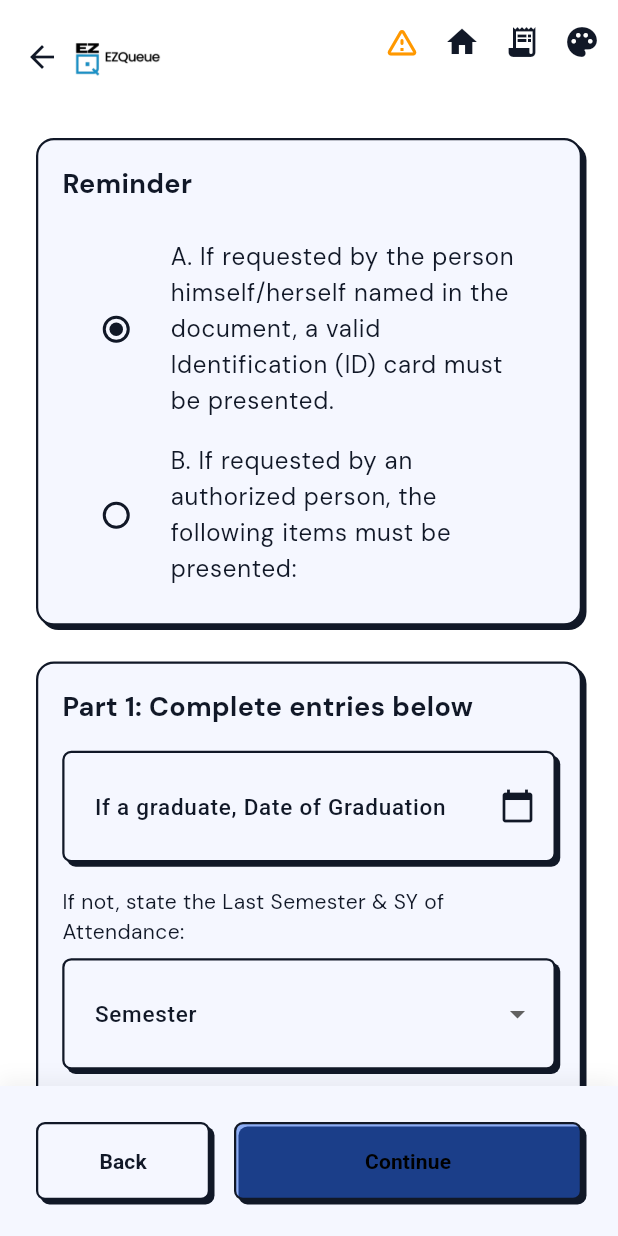
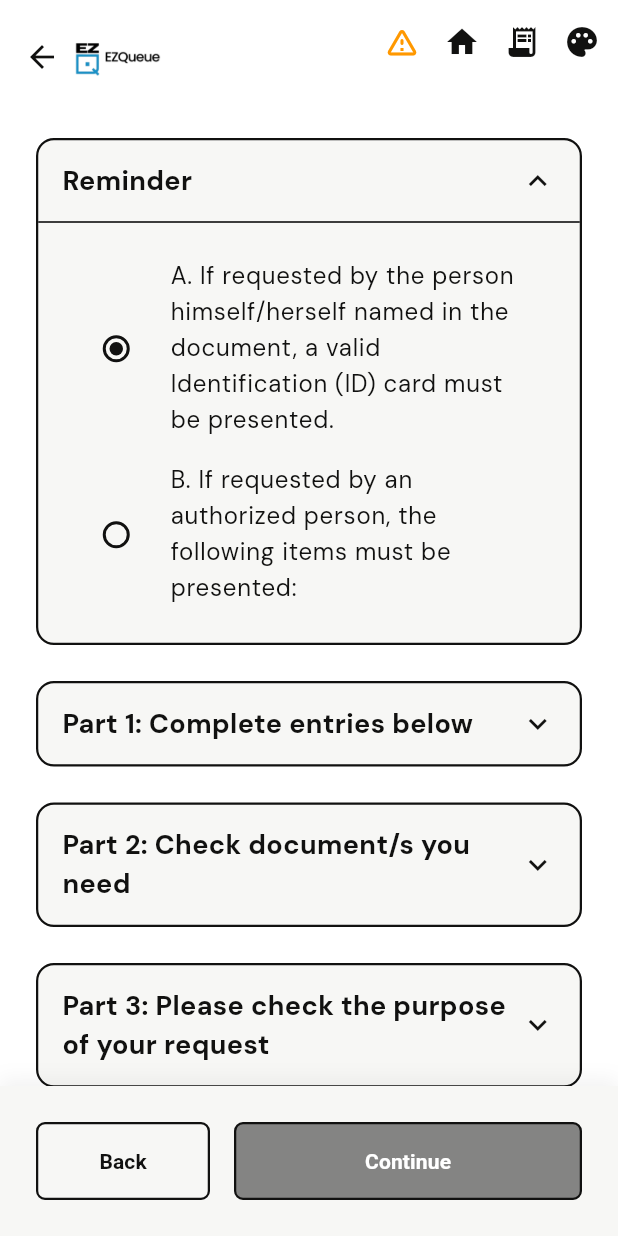
Before and after one commit to ItPalakpak/ez_queue, a Flutter app: the DocumentSelectionPage screen opened directly with empty values, on a phone screen of 412 x 824 dp. Run offline on Flutter 3.47's test engine with Material 3 defaults, Android fonts, the phone set to English and light mode, and no system bars; our stand-ins replace cloud_firestore, firebase_core, firebase_messaging, flutter_dotenv, flutter_riverpod, go_router and 6 more; missing offline and left inert: mobile_scanner; accounts and stored records are empty; network calls fail.

Commit message:
before purposes revamp for credentials request

```diff
--- a/lib/models/api_models.dart
+++ b/lib/models/api_models.dart
@@ -71,11 +71,13 @@ class ApiDocumentSubselection {
   final int id;
   final String name;
   final bool requiresAcademicPeriod;
+  final List<dynamic> purposes;
 
   ApiDocumentSubselection({
     required this.id,
     required this.name,
     this.requiresAcademicPeriod = false,
+    this.purposes = const [],
   });
 
   factory ApiDocumentSubselection.fromJson(Map<String, dynamic> json) {
@@ -83,6 +85,7 @@ class ApiDocumentSubselection {
       id: json['id'] is int ? json['id'] : int.tryParse(json['id']?.toString() ?? '0') ?? 0,
       name: json['name']?.toString() ?? '',
       requiresAcademicPeriod: json['requires_academic_period'] == 1 || json['requires_academic_period'] == true,
+      purposes: json['purposes'] is List ? json['purposes'] as List<dynamic> : const [],
     );
   }
 }
@@ -91,11 +94,13 @@ class ApiServiceDocument {
   final int id;
   final String name;
   final List<ApiDocumentSubselection> subselections;
+  final List<dynamic> purposes;
 
   ApiServiceDocument({
     required this.id,
     required this.name,
     this.subselections = const [],
+    this.purposes = const [],
   });
 
   factory ApiServiceDocument.fromJson(Map<String, dynamic> json) {
@@ -104,6 +109,7 @@ class ApiServiceDocument {
       id: json['id'] is int ? json['id'] : int.tryParse(json['id']?.toString() ?? '0') ?? 0,
       name: json['name']?.toString() ?? '',
       subselections: subs.map((e) => ApiDocumentSubselection.fromJson(e as Map<String, dynamic>)).toList(),
+      purposes: json['purposes'] is List ? json['purposes'] as List<dynamic> : const [],
     );
   }
 }
@@ -129,13 +135,15 @@ class ApiAcademicYear {
 class ApiServicePurpose {
   final int id;
   final String name;
+  final bool isActive;
 
-  ApiServicePurpose({required this.id, required this.name});
+  ApiServicePurpose({required this.id, required this.name, this.isActive = true});
 
   factory ApiServicePurpose.fromJson(Map<String, dynamic> json) {
     return ApiServicePurpose(
       id: json['id'] is int ? json['id'] : int.tryParse(json['id']?.toString() ?? '0') ?? 0,
       name: json['name']?.toString() ?? '',
+      isActive: json['is_active'] != false,
     );
   }
 }
--- a/lib/screens/service_selection/document_selection_page.dart
+++ b/lib/screens/service_selection/document_selection_page.dart
@@ -49,6 +49,15 @@ class _DocumentSelectionPageState extends ConsumerState<DocumentSelectionPage> {
   bool _isOthersChecked = false;
   String _customPurpose = '';
 
+  // CHANGED: Mutually exclusive single-open accordion state
+  String? _openSection = 'reminder';
+
+  void _toggleSection(String section) {
+    setState(() {
+      _openSection = _openSection == section ? null : section;
+    });
+  }
+
   @override
   void initState() {
     super.initState();
@@ -56,6 +65,8 @@ class _DocumentSelectionPageState extends ConsumerState<DocumentSelectionPage> {
 
     // Load initial from provider if exists
     final formData = ref.read(queueFormProvider);
+    final userType = formData.userType;
+
     if (formData.selections.isNotEmpty) {
       _selections = List.from(formData.selections);
     }
@@ -81,6 +92,14 @@ class _DocumentSelectionPageState extends ConsumerState<DocumentSelectionPage> {
           ps.map((e) => Map<String, dynamic>.from(e as Map)),
         );
       }
+    }
+
+    // CHANGED: Automatically clear restricted fields based on client role
+    if (userType == 'alumni' || userType == 'faculty') {
+      _extraDetails['last_semester_attended'] = null;
+      _extraDetails['last_sy_attended'] = null;
+    } else if (userType == 'student') {
+      _extraDetails['date_of_graduation'] = null;
     }
   }
 
@@ -331,24 +350,13 @@ class _DocumentSelectionPageState extends ConsumerState<DocumentSelectionPage> {
   }
 
   void _proceed() {
-    final uniquePurposesMap = <int, ApiServicePurpose>{};
-    for (var service in widget.services) {
-      for (var p in service.purposes) {
-        uniquePurposesMap[p.id] = p;
-      }
-    }
-    final uniquePurposes = uniquePurposesMap.values.toList();
+    // CHANGED: Support multi-level purposes (service, document, subselection)
+    final applicablePurposes = _getApplicablePurposes();
 
     final List<dynamic> finalPurposes = List.from(_selectedPurposes);
     final List<String> finalPurposesDisplay = _selectedPurposes.map((p) {
-      if (p is int) {
-        try {
-          final purposeObj = uniquePurposes.firstWhere((up) => up.id == p);
-          return purposeObj.name;
-        } catch (_) {
-          return p.toString();
-        }
-      }
+      final purposeObj = applicablePurposes.where((up) => up.id == p || up.name == p).firstOrNull;
+      if (purposeObj != null) return purposeObj.name;
       return p.toString();
     }).toList();
 
@@ -367,16 +375,31 @@ class _DocumentSelectionPageState extends ConsumerState<DocumentSelectionPage> {
         .join(', ');
 
     final updatedExtraDetails = Map<String, dynamic>.from(_extraDetails);
+    final userType = ref.read(queueFormProvider).userType;
+    if (userType == 'alumni' || userType == 'faculty') {
+      updatedExtraDetails['last_semester_attended'] = null;
+      updatedExtraDetails['last_sy_attended'] = null;
+    } else if (userType == 'student') {
+      updatedExtraDetails['date_of_graduation'] = null;
+    }
+
     updatedExtraDetails['purposes'] = finalPurposes;
     updatedExtraDetails['purposes_display'] = finalPurposesDisplay;
     updatedExtraDetails['custom_purpose'] = _customPurpose;
     updatedExtraDetails['previous_request_details'] = prevDetailsStr;
     updatedExtraDetails['previous_selections'] = _previousSelections;
 
+    // Attach chosen purposes to each selection
+    final updatedSelections = _selections.map((s) {
+      final copy = Map<String, dynamic>.from(s);
+      copy['purposes'] = finalPurposesDisplay;
+      return copy;
+    }).toList();
+
     ref
         .read(queueFormProvider.notifier)
         .updateDocumentSelections(
-          selections: _selections,
+          selections: updatedSelections,
           extraDetails: updatedExtraDetails,
         );
 
@@ -391,25 +414,76 @@ class _DocumentSelectionPageState extends ConsumerState<DocumentSelectionPage> {
     }
   }
 
+  List<_PurposeOption> _getApplicablePurposes() {
+    final list = <_PurposeOption>[];
+    final seen = <String>{};
+
+    // 1. Purposes from selected subselections
+    for (var sel in _selections) {
+      final docId = sel['service_document_id'];
+      final subId = sel['document_subselection_id'];
+      if (docId != null && subId != null) {
+        final doc = widget.services.expand((s) => s.documents).where((d) => d.id == docId).firstOrNull;
+        if (doc != null) {
+          final sub = doc.subselections.where((s) => s.id == subId).firstOrNull;
+          if (sub != null) {
+            for (var p in sub.purposes) {
+              final name = p is Map ? (p['name']?.toString() ?? '') : p.toString();
+              final isActive = p is Map ? (p['is_active'] != false) : true;
+              if (isActive && name.isNotEmpty && !seen.contains(name.toLowerCase())) {
+                seen.add(name.toLowerCase());
+                list.add(_PurposeOption(id: p is Map && p['id'] != null ? p['id'] : name, name: name, level: 'subselection', context: '${doc.name} - ${sub.name}'));
+              }
+            }
+          }
+        }
+      }
+
+      // 2. Purposes from selected document
+      if (docId != null) {
+        final doc = widget.services.expand((s) => s.documents).where((d) => d.id == docId).firstOrNull;
+        if (doc != null) {
+          for (var p in doc.purposes) {
+            final name = p is Map ? (p['name']?.toString() ?? '') : p.toString();
+            final isActive = p is Map ? (p['is_active'] != false) : true;
+            if (isActive && name.isNotEmpty && !seen.contains(name.toLowerCase())) {
+              seen.add(name.toLowerCase());
+              list.add(_PurposeOption(id: p is Map && p['id'] != null ? p['id'] : name, name: name, level: 'document', context: doc.name));
+            }
+          }
+        }
+      }
+    }
+
+    // 3. Service-level purposes
+    for (var service in widget.services) {
+      for (var p in service.purposes) {
+        if (!p.isActive) continue;
+        if (!seen.contains(p.name.toLowerCase())) {
+          seen.add(p.name.toLowerCase());
+          list.add(_PurposeOption(id: p.id, name: p.name, level: 'service', context: service.name));
+        }
+      }
+    }
+
+    return list;
+  }
+
   @override
   Widget build(BuildContext context) {
     if (_isLoading) {
       return const Scaffold(body: Center(child: CircularProgressIndicator()));
     }
 
-    // Deduplicate documents and purposes
+    // Deduplicate documents
     final uniqueDocsMap = <int, ApiServiceDocument>{};
-    final uniquePurposesMap = <int, ApiServicePurpose>{};
     for (var service in widget.services) {
       for (var doc in service.documents) {
         uniqueDocsMap[doc.id] = doc;
       }
-      for (var p in service.purposes) {
-        uniquePurposesMap[p.id] = p;
-      }
     }
     final uniqueDocs = uniqueDocsMap.values.toList();
-    final uniquePurposes = uniquePurposesMap.values.toList();
+    final applicablePurposes = _getApplicablePurposes();
 
     return Scaffold(
       body: Column(
@@ -432,10 +506,8 @@ class _DocumentSelectionPageState extends ConsumerState<DocumentSelectionPage> {
                     _buildPart1Section(uniqueDocs),
                     const SizedBox(height: EZSpacing.lg),
                     _buildPart2Section(uniqueDocs),
-                    if (uniquePurposes.isNotEmpty) ...[
-                      const SizedBox(height: EZSpacing.lg),
-                      _buildPart3Section(uniquePurposes),
-                    ],
+                    const SizedBox(height: EZSpacing.lg),
+                    _buildPart3Section(applicablePurposes),
                   ],
                 ),
               ),
@@ -486,16 +558,68 @@ class _DocumentSelectionPageState extends ConsumerState<DocumentSelectionPage> {
     );
   }
 
+  Widget _buildAccordionCard({
+    required String title,
+    required bool isExpanded,
+    required VoidCallback onToggle,
+    required Widget child,
+  }) {
+    final theme = Theme.of(context);
+    return EZCard(
+      padding: EdgeInsets.zero,
+      child: Column(
+        crossAxisAlignment: CrossAxisAlignment.stretch,
+        children: [
+          InkWell(
+            onTap: onToggle,
+            borderRadius: BorderRadius.circular(12),
+            child: Padding(
+              padding: const EdgeInsets.symmetric(
+                horizontal: 16.0,
+                vertical: 14.0,
+              ),
+              child: Row(
+                mainAxisAlignment: MainAxisAlignment.spaceBetween,
+                children: [
+                  Expanded(
+                    child: Text(
+                      title,
+                      style: const TextStyle(
+                        fontSize: 18,
+                        fontWeight: FontWeight.bold,
+                      ),
+                    ),
+                  ),
+                  Icon(
+                    isExpanded
+                        ? Icons.keyboard_arrow_up
+                        : Icons.keyboard_arrow_down,
+                    color: theme.colorScheme.onSurfaceVariant,
+                  ),
+                ],
+              ),
+            ),
+          ),
+          if (isExpanded) ...[
+            Divider(height: 1, color: theme.colorScheme.outlineVariant),
+            Padding(
+              padding: const EdgeInsets.all(16.0),
+              child: child,
+            ),
+          ],
+        ],
+      ),
+    );
+  }
+
   Widget _buildReminderSection() {
-    return EZCard(
+    return _buildAccordionCard(
+      title: 'Reminder',
+      isExpanded: _openSection == 'reminder',
+      onToggle: () => _toggleSection('reminder'),
       child: Column(
         crossAxisAlignment: CrossAxisAlignment.start,
         children: [
-          const Text(
-            'Reminder',
-            style: TextStyle(fontSize: 18, fontWeight: FontWeight.bold),
-          ),
-          const SizedBox(height: 16),
           RadioGroup<bool>(
             groupValue: _extraDetails['is_authorized_person'],
             onChanged: (val) => _handleExtraChange('is_authorized_person', val),
@@ -553,23 +677,33 @@ class _DocumentSelectionPageState extends ConsumerState<DocumentSelectionPage> {
   }
 
   Widget _buildPart1Section(List<ApiServiceDocument> uniqueDocs) {
-    final showGraduation = (_extraDetails['last_semester_attended'] == null ||
-            _extraDetails['last_semester_attended'].toString().isEmpty) &&
-        (_extraDetails['last_sy_attended'] == null ||
-            _extraDetails['last_sy_attended'].toString().isEmpty);
+    final userType = ref.watch(queueFormProvider).userType;
+    final bool isAlumniOrFaculty = userType == 'alumni' || userType == 'faculty';
+    final bool isStudent = userType == 'student';
 
-    final showSemesterAndSy = _extraDetails['date_of_graduation'] == null ||
-        _extraDetails['date_of_graduation'].toString().isEmpty;
+    final showGraduation = isAlumniOrFaculty
+        ? true
+        : isStudent
+            ? false
+            : ((_extraDetails['last_semester_attended'] == null ||
+                    _extraDetails['last_semester_attended'].toString().isEmpty) &&
+                (_extraDetails['last_sy_attended'] == null ||
+                    _extraDetails['last_sy_attended'].toString().isEmpty));
 
-    return EZCard(
+    final showSemesterAndSy = isStudent
+        ? true
+        : isAlumniOrFaculty
+            ? false
+            : (_extraDetails['date_of_graduation'] == null ||
+                _extraDetails['date_of_graduation'].toString().isEmpty);
+
+    return _buildAccordionCard(
+      title: 'Part 1: Complete entries below',
+      isExpanded: _openSection == 'part1',
+      onToggle: () => _toggleSection('part1'),
       child: Column(
         crossAxisAlignment: CrossAxisAlignment.start,
         children: [
-          const Text(
-            'Part 1: Complete entries below',
-            style: TextStyle(fontSize: 18, fontWeight: FontWeight.bold),
-          ),
-          const SizedBox(height: 16),
           if (showGraduation) ...[
             EZInputField(
               child: TextField(
@@ -597,18 +731,14 @@ class _DocumentSelectionPageState extends ConsumerState<DocumentSelectionPage> {
             const SizedBox(height: 16),
           ],
           if (showSemesterAndSy) ...[
-            const Text('If not, state the Last Semester & SY of Attendance:'),
+            const Text('If a student, state the Last Semester & SY of Attendance:'),
             const SizedBox(height: 8),
             EZInputField(
               child: DropdownButtonFormField<String>(
                 decoration: ThemeHelpers.textInputDecoration(
                   labelText: 'Semester',
                 ),
-                initialValue:
-                    _extraDetails['last_semester_attended']?.toString().isEmpty ??
-                        true
-                    ? null
-                    : _extraDetails['last_semester_attended'],
+                value: _extraDetails['last_semester_attended'],
                 items: const [
                   DropdownMenuItem(
                     value: '1st Semester',
@@ -630,10 +760,7 @@ class _DocumentSelectionPageState extends ConsumerState<DocumentSelectionPage> {
                 decoration: ThemeHelpers.textInputDecoration(
                   labelText: 'School Year/Academic Year',
                 ),
-                initialValue:
-                    _extraDetails['last_sy_attended']?.toString().isEmpty ?? true
-                    ? null
-                    : _extraDetails['last_sy_attended'],
+                value: _extraDetails['last_sy_attended'],
                 items: _academics.map((ay) {
                   return DropdownMenuItem(value: ay.name, child: Text(ay.name));
                 }).toList(),
@@ -807,15 +934,13 @@ class _DocumentSelectionPageState extends ConsumerState<DocumentSelectionPage> {
   }
 
   Widget _buildPart2Section(List<ApiServiceDocument> uniqueDocs) {
-    return EZCard(
+    return _buildAccordionCard(
+      title: 'Part 2: Check document/s you need',
+      isExpanded: _openSection == 'part2',
+      onToggle: () => _toggleSection('part2'),
       child: Column(
         crossAxisAlignment: CrossAxisAlignment.start,
         children: [
-          const Text(
-            'Part 2: Check document/s you need',
-            style: TextStyle(fontSize: 18, fontWeight: FontWeight.bold),
-          ),
-          const SizedBox(height: 16),
           ...uniqueDocs.map((doc) {
             final docSelections = _selections
                 .where((s) => s['service_document_id'] == doc.id)
@@ -874,7 +999,7 @@ class _DocumentSelectionPageState extends ConsumerState<DocumentSelectionPage> {
                                                   ThemeHelpers.textInputDecoration(
                                                     labelText: 'Academic Year',
                                                   ),
-                                              initialValue:
+                                              value:
                                                   subSelection!['academic_year_id'],
                                               items: _academics.map((ay) {
                                                 return DropdownMenuItem(
@@ -898,7 +1023,7 @@ class _DocumentSelectionPageState extends ConsumerState<DocumentSelectionPage> {
                                                   ThemeHelpers.textInputDecoration(
                                                     labelText: 'Semester',
                                                   ),
-                                              initialValue:
+                                              value:
                                                   subSelection['semester'],
                                               items: const [
                                                 DropdownMenuItem(
@@ -977,7 +1102,7 @@ class _DocumentSelectionPageState extends ConsumerState<DocumentSelectionPage> {
                                                     ThemeHelpers.textInputDecoration(
                                                       labelText: 'Academic Year',
                                                     ),
-                                                initialValue:
+                                                value:
                                                     subSelection!['academic_year_id'],
                                                 items: _academics.map((ay) {
                                                   return DropdownMenuItem(
@@ -1001,7 +1126,7 @@ class _DocumentSelectionPageState extends ConsumerState<DocumentSelectionPage> {
                                                     ThemeHelpers.textInputDecoration(
                                                       labelText: 'Semester',
                                                     ),
-                                                initialValue:
+                                                value:
                                                     subSelection['semester'],
                                                 items: const [
                                                   DropdownMenuItem(
@@ -1044,20 +1169,39 @@ class _DocumentSelectionPageState extends ConsumerState<DocumentSelectionPage> {
     );
   }
 
-  Widget _buildPart3Section(List<ApiServicePurpose> uniquePurposes) {
-    return EZCard(
+  Widget _buildPart3Section(List<_PurposeOption> applicablePurposes) {
+    return _buildAccordionCard(
+      title: 'Part 3: Please check the purpose of your request',
+      isExpanded: _openSection == 'part3',
+      onToggle: () => _toggleSection('part3'),
       child: Column(
         crossAxisAlignment: CrossAxisAlignment.start,
         children: [
-          const Text(
-            'Part 3: Please check the purpose of your request',
-            style: TextStyle(fontSize: 18, fontWeight: FontWeight.bold),
-          ),
-          const SizedBox(height: 16),
-          ...uniquePurposes.map((purpose) {
+          ...applicablePurposes.map((purpose) {
+            final isChecked = _selectedPurposes.contains(purpose.id) ||
+                _selectedPurposes.contains(purpose.name);
             return CheckboxListTile(
-              title: Text(purpose.name),
-              value: _selectedPurposes.contains(purpose.id),
+              title: Row(
+                children: [
+                  Expanded(child: Text(purpose.name)),
+                  if (purpose.level != 'service')
+                    Container(
+                      padding: const EdgeInsets.symmetric(horizontal: 6, vertical: 2),
+                      decoration: BoxDecoration(
+                        color: Theme.of(context).colorScheme.surfaceContainerHighest,
+                        borderRadius: BorderRadius.circular(4),
+                      ),
+                      child: Text(
+                        purpose.level == 'subselection' ? 'Sub-option' : 'Document',
+                        style: TextStyle(
+                          fontSize: 11,
+                          color: Theme.of(context).colorScheme.onSurfaceVariant,
+                        ),
+                      ),
+                    ),
+                ],
+              ),
+              value: isChecked,
               onChanged: (val) =>
                   _handlePurposeToggle(purpose.id, val ?? false),
               controlAffinity: ListTileControlAffinity.leading,
@@ -1101,3 +1245,17 @@ class _DocumentSelectionPageState extends ConsumerState<DocumentSelectionPage> {
     );
   }
 }
+
+class _PurposeOption {
+  final dynamic id;
+  final String name;
+  final String level;
+  final String? context;
+
+  _PurposeOption({
+    required this.id,
+    required this.name,
+    required this.level,
+    this.context,
+  });
+}
```
Also changed, not shown: lib/providers/theme_provider.dart (+4 -3 lines).
